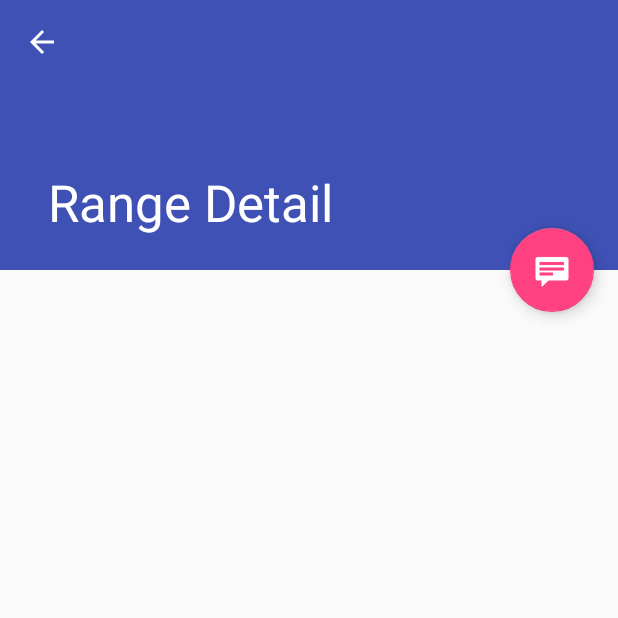
After one commit to mdelapenya/uned-sensors, an Android app: the RangeDetailActivity screen opened directly, with no data from a screen before it, on a phone screen of 412 x 824 dp, the top half of it. The commit adds this screen. Run offline under Robolectric (Android 15) with nearby library versions, the phone set to English and light mode, and no system bars; 1 statement that could not run was skipped.

Commit message:
Add a master-detail activity, generated from AndroidStudio code generator

```diff
--- a/app/build.gradle
+++ b/app/build.gradle
@@ -25,5 +25,7 @@ dependencies {
     compile 'com.android.support:appcompat-v7:23.4.0'
     compile 'com.android.support:cardview-v7:23.4.0'
     compile 'com.android.support:design:23.4.0'
-    compile 'com.google.android.gms:play-services-location:9.2.0'
+    compile 'com.android.support:recyclerview-v7:23.4.0'
+    compile 'com.android.support:support-v4:23.4.0'
+    compile 'com.google.android.gms:play-services-location:10.0.1'
 }
--- /dev/null
+++ b/app/src/main/java/es/mdelapenya/uned/master/is/ubicomp/sensors/activities/RangeDetailActivity.java
@@ -0,0 +1,102 @@
+package es.mdelapenya.uned.master.is.ubicomp.sensors.activities;
+
+import android.content.Intent;
+
+import android.os.Bundle;
+
+import android.support.design.widget.FloatingActionButton;
+import android.support.design.widget.Snackbar;
+import android.support.v7.app.ActionBar;
+import android.support.v7.app.AppCompatActivity;
+import android.support.v7.widget.Toolbar;
+
+import android.view.View;
+import android.view.MenuItem;
+
+import es.mdelapenya.uned.master.is.ubicomp.sensors.R;
+
+/**
+ * An activity representing a single Range detail screen. This
+ * activity is only used narrow width devices. On tablet-size devices,
+ * item details are presented side-by-side with a list of items
+ * in a {@link RangeListActivity}.
+ */
+public class RangeDetailActivity extends AppCompatActivity {
+
+    @Override
+    protected void onCreate(Bundle savedInstanceState) {
+        super.onCreate(savedInstanceState);
+
+        setContentView(R.layout.activity_range_detail);
+
+        Toolbar toolbar = (Toolbar) findViewById(R.id.detail_toolbar);
+
+        setSupportActionBar(toolbar);
+
+        FloatingActionButton fab = (FloatingActionButton) findViewById(R.id.fab);
+
+        fab.setOnClickListener(new View.OnClickListener() {
+
+            @Override
+            public void onClick(View view) {
+                Snackbar.make(view, "Replace with your own detail action", Snackbar.LENGTH_LONG)
+                    .setAction("Action", null).show();
+            }
+
+        });
+
+        // Show the Up button in the action bar.
+        ActionBar actionBar = getSupportActionBar();
+
+        if (actionBar != null) {
+            actionBar.setDisplayHomeAsUpEnabled(true);
+        }
+
+        // savedInstanceState is non-null when there is fragment state
+        // saved from previous configurations of this activity
+        // (e.g. when rotating the screen from portrait to landscape).
+        // In this case, the fragment will automatically be re-added
+        // to its container so we don't need to manually add it.
+        // For more information, see the Fragments API guide at:
+        //
+        // http://developer.android.com/guide/components/fragments.html
+        //
+        if (savedInstanceState == null) {
+            // Create the detail fragment and add it to the activity
+            // using a fragment transaction.
+
+            Bundle arguments = new Bundle();
+
+            arguments.putString(RangeDetailFragment.ARG_ITEM_ID,
+                getIntent().getStringExtra(RangeDetailFragment.ARG_ITEM_ID));
+
+            RangeDetailFragment fragment = new RangeDetailFragment();
+
+            fragment.setArguments(arguments);
+
+            getSupportFragmentManager().beginTransaction()
+                .add(R.id.range_detail_container, fragment)
+                .commit();
+        }
+    }
+
+    @Override
+    public boolean onOptionsItemSelected(MenuItem item) {
+        int id = item.getItemId();
+
+        if (id == android.R.id.home) {
+            // This ID represents the Home or Up button. In the case of this
+            // activity, the Up button is shown. For
+            // more details, see the Navigation pattern on Android Design:
+            //
+            // http://developer.android.com/design/patterns/navigation.html#up-vs-back
+            //
+            navigateUpTo(new Intent(this, RangeListActivity.class));
+
+            return true;
+        }
+
+        return super.onOptionsItemSelected(item);
+    }
+
+}
--- /dev/null
+++ b/app/src/main/java/es/mdelapenya/uned/master/is/ubicomp/sensors/activities/RangeDetailFragment.java
@@ -0,0 +1,80 @@
+package es.mdelapenya.uned.master.is.ubicomp.sensors.activities;
+
+import android.app.Activity;
+
+import android.os.Bundle;
+
+import android.support.design.widget.CollapsingToolbarLayout;
+import android.support.v4.app.Fragment;
+
+import android.view.LayoutInflater;
+import android.view.View;
+import android.view.ViewGroup;
+
+import android.widget.TextView;
+
+import es.mdelapenya.uned.master.is.ubicomp.sensors.R;
+import es.mdelapenya.uned.master.is.ubicomp.sensors.activities.dummy.DummyContent;
+
+/**
+ * A fragment representing a single Range detail screen.
+ * This fragment is either contained in a {@link RangeListActivity}
+ * in two-pane mode (on tablets) or a {@link RangeDetailActivity}
+ * on handsets.
+ */
+public class RangeDetailFragment extends Fragment {
+
+    /**
+     * The fragment argument representing the item ID that this fragment
+     * represents.
+     */
+    public static final String ARG_ITEM_ID = "item_id";
+
+    /**
+     * The dummy content this fragment is presenting.
+     */
+    private DummyContent.DummyItem mItem;
+
+    /**
+     * Mandatory empty constructor for the fragment manager to instantiate the
+     * fragment (e.g. upon screen orientation changes).
+     */
+    public RangeDetailFragment() {
+    }
+
+    @Override
+    public void onCreate(Bundle savedInstanceState) {
+        super.onCreate(savedInstanceState);
+
+        if (getArguments().containsKey(ARG_ITEM_ID)) {
+            // Load the dummy content specified by the fragment
+            // arguments. In a real-world scenario, use a Loader
+            // to load content from a content provider.
+            mItem = DummyContent.ITEM_MAP.get(getArguments().getString(ARG_ITEM_ID));
+
+            Activity activity = this.getActivity();
+
+            CollapsingToolbarLayout appBarLayout =
+                (CollapsingToolbarLayout) activity.findViewById(R.id.toolbar_layout);
+
+            if (appBarLayout != null) {
+                appBarLayout.setTitle(mItem.content);
+            }
+        }
+    }
+
+    @Override
+    public View onCreateView(
+        LayoutInflater inflater, ViewGroup container, Bundle savedInstanceState) {
+
+        View rootView = inflater.inflate(R.layout.range_detail, container, false);
+
+        // Show the dummy content as text in a TextView.
+        if (mItem != null) {
+            ((TextView) rootView.findViewById(R.id.range_detail)).setText(mItem.details);
+        }
+
+        return rootView;
+    }
+
+}
--- /dev/null
+++ b/app/src/main/java/es/mdelapenya/uned/master/is/ubicomp/sensors/activities/dummy/DummyContent.java
@@ -0,0 +1,72 @@
+package es.mdelapenya.uned.master.is.ubicomp.sensors.activities.dummy;
+
+import java.util.ArrayList;
+import java.util.HashMap;
+import java.util.List;
+import java.util.Map;
+
+/**
+ * Helper class for providing sample content for user interfaces created by
+ * Android template wizards.
+ * <p>
+ * TODO: Replace all uses of this class before publishing your app.
+ */
+public class DummyContent {
+
+    /**
+     * An array of sample (dummy) items.
+     */
+    public static final List<DummyItem> ITEMS = new ArrayList<DummyItem>();
+
+    /**
+     * A map of sample (dummy) items, by ID.
+     */
+    public static final Map<String, DummyItem> ITEM_MAP = new HashMap<String, DummyItem>();
+
+    private static final int COUNT = 25;
+
+    static {
+        // Add some sample items.
+        for (int i = 1; i <= COUNT; i++) {
+            addItem(createDummyItem(i));
+        }
+    }
+
+    private static void addItem(DummyItem item) {
+        ITEMS.add(item);
+        ITEM_MAP.put(item.id, item);
+    }
+
+    private static DummyItem createDummyItem(int position) {
+        return new DummyItem(String.valueOf(position), "Item " + position, makeDetails(position));
+    }
+
+    private static String makeDetails(int position) {
+        StringBuilder builder = new StringBuilder();
+        builder.append("Details about Item: ").append(position);
+        for (int i = 0; i < position; i++) {
+            builder.append("\nMore details information here.");
+        }
+        return builder.toString();
+    }
+
+    /**
+     * A dummy item representing a piece of content.
+     */
+    public static class DummyItem {
+        public final String id;
+        public final String content;
+        public final String details;
+
+        public DummyItem(String id, String content, String details) {
+            this.id = id;
+            this.content = content;
+            this.details = details;
+        }
+
+        @Override
+        public String toString() {
+            return content;
+        }
+    }
+}
--- /dev/null
+++ b/app/src/main/res/layout/activity_range_detail.xml
@@ -0,0 +1,54 @@
+<android.support.design.widget.CoordinatorLayout xmlns:android="http://schemas.android.com/apk/res/android"
+    xmlns:app="http://schemas.android.com/apk/res-auto"
+    xmlns:tools="http://schemas.android.com/tools"
+    android:layout_width="match_parent"
+    android:layout_height="match_parent"
+    android:fitsSystemWindows="true"
+    tools:context="es.mdelapenya.uned.master.is.ubicomp.sensors.activities.RangeDetailActivity"
+    tools:ignore="MergeRootFrame">
+
+    <android.support.design.widget.AppBarLayout
+        android:id="@+id/app_bar"
+        android:layout_width="match_parent"
+        android:layout_height="@dimen/app_bar_height"
+        android:fitsSystemWindows="true"
+        android:theme="@style/ThemeOverlay.AppCompat.Dark.ActionBar">
+
+        <android.support.design.widget.CollapsingToolbarLayout
+            android:id="@+id/toolbar_layout"
+            android:layout_width="match_parent"
+            android:layout_height="match_parent"
+            android:fitsSystemWindows="true"
+            app:statusBarScrim="@null"
+            app:contentScrim="?attr/colorPrimary"
+            app:layout_scrollFlags="scroll|exitUntilCollapsed"
+            app:toolbarId="@+id/toolbar">
+
+            <android.support.v7.widget.Toolbar
+                android:id="@+id/detail_toolbar"
+                android:layout_width="match_parent"
+                android:layout_height="?attr/actionBarSize"
+                app:layout_collapseMode="pin"
+                app:popupTheme="@style/ThemeOverlay.AppCompat.Light" />
+
+        </android.support.design.widget.CollapsingToolbarLayout>
+
+    </android.support.design.widget.AppBarLayout>
+
+    <android.support.v4.widget.NestedScrollView
+        android:id="@+id/range_detail_container"
+        android:layout_width="match_parent"
+        android:layout_height="match_parent"
+        app:layout_behavior="@string/appbar_scrolling_view_behavior" />
+
+    <android.support.design.widget.FloatingActionButton
+        android:id="@+id/fab"
+        android:layout_width="wrap_content"
+        android:layout_height="wrap_content"
+        android:layout_gravity="center_vertical|start"
+        android:layout_margin="@dimen/fab_margin"
+        app:layout_anchor="@+id/range_detail_container"
+        app:layout_anchorGravity="top|end"
+        app:srcCompat="@android:drawable/stat_notify_chat" />
+
+</android.support.design.widget.CoordinatorLayout>
--- /dev/null
+++ b/app/src/main/res/layout/range_detail.xml
@@ -0,0 +1,9 @@
+<TextView android:id="@+id/range_detail"
+    style="?android:attr/textAppearanceLarge"
+    xmlns:android="http://schemas.android.com/apk/res/android"
+    xmlns:tools="http://schemas.android.com/tools"
+    android:layout_width="match_parent"
+    android:layout_height="match_parent"
+    android:padding="16dp"
+    android:textIsSelectable="true"
+    tools:context="es.mdelapenya.uned.master.is.ubicomp.sensors.activities.RangeDetailFragment" />
--- a/app/src/main/res/values/dimens.xml
+++ b/app/src/main/res/values/dimens.xml
@@ -6,4 +6,5 @@
     <dimen name="fab_margin">16dp</dimen>
     <dimen name="text_margin">16dp</dimen>
     <dimen name="speed_size">80dp</dimen>
+    <dimen name="item_width">200dp</dimen>
 </resources>
--- a/app/src/main/res/values/strings.xml
+++ b/app/src/main/res/values/strings.xml
@@ -12,4 +12,6 @@
     <string name="status_walking">CAMINANDO</string>
     <string name="title_activity_ranges">Ranges Configuration</string>
     <string name="action_settings">Settings</string>
+    <string name="title_range_list">Ranges</string>
+    <string name="title_range_detail">Range Detail</string>
 </resources>
```
Also changed, not shown: app/src/main/AndroidManifest.xml (+18 -0 lines), app/src/main/java/es/mdelapenya/uned/master/is/ubicomp/sensors/activities/RangeListActivity.java (added, +188 -0 lines), app/src/main/res/layout-w900dp/range_list.xml (added, +38 -0 lines), app/src/main/res/layout/activity_range_list.xml (added, +42 -0 lines), app/src/main/res/layout/range_list.xml (added, +13 -0 lines), app/src/main/res/layout/range_list_content.xml (added, +20 -0 lines).
